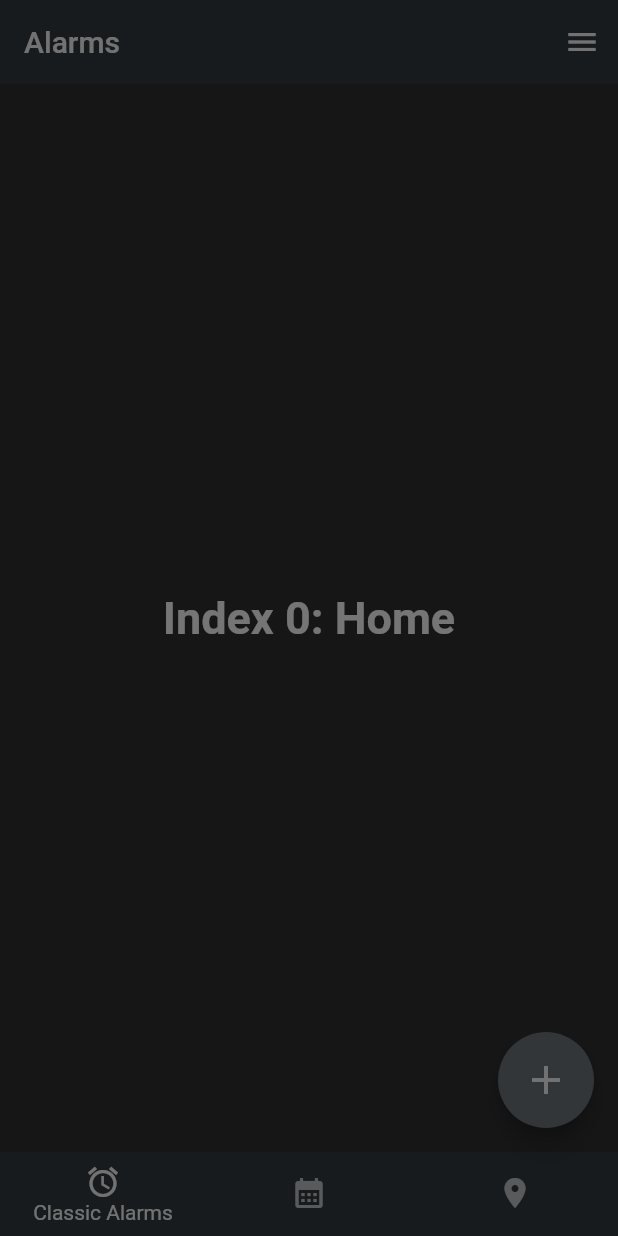
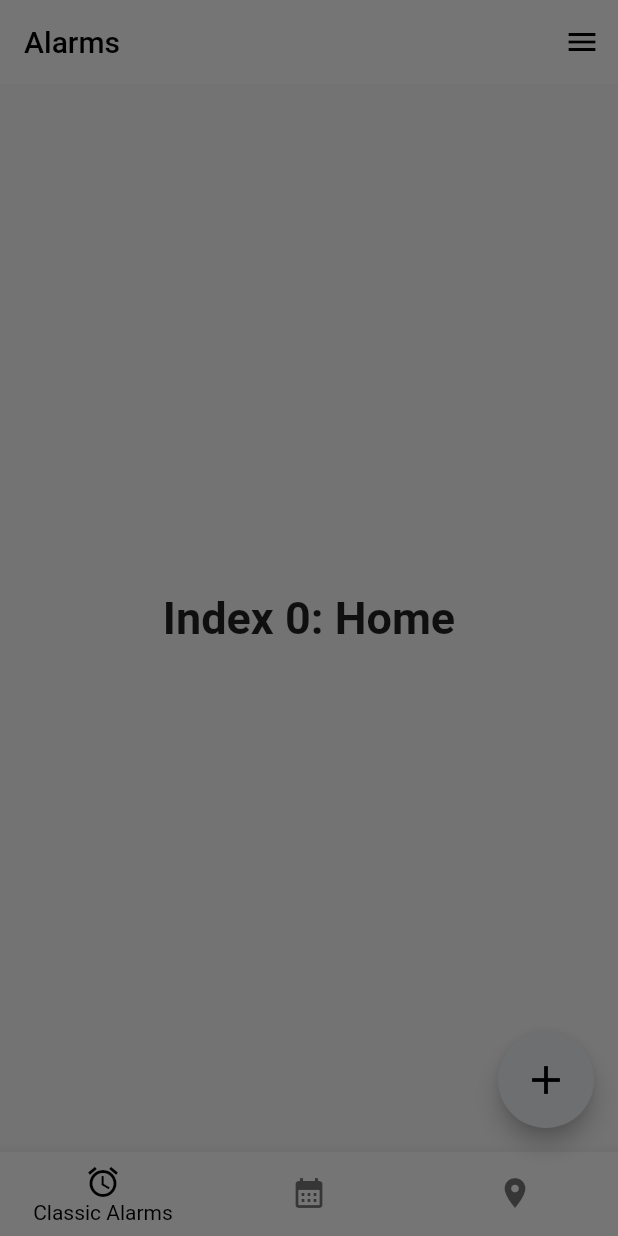
Before and after one commit to MaximCheb/flutter_dd_alarm, a Flutter app: the screen it shows after launch, after a tap on the "menu" icon, on a phone screen of 412 x 824 dp. Run offline on Flutter 3.47's test engine with Material 2 defaults, Android fonts, the phone set to English and light mode, and no system bars; our stand-ins replace bloc, dartz, equatable, flutter_bloc, get_it, shared_preferences; generated files the repository leaves out were written again; statements that could not run were skipped.

Commit message:
change settings cubit

```diff
--- a/lib/app.dart
+++ b/lib/app.dart
@@ -1,8 +1,13 @@
 import 'package:flutter/material.dart';
 import 'package:flutter_bloc/flutter_bloc.dart';
+import 'package:flutter_geo_alarm/core/error/failture.dart';
+import 'package:flutter_geo_alarm/core/usecase/usecase.dart';
 import 'package:flutter_geo_alarm/features/app/data/models/settings_model.dart';
+import 'package:flutter_geo_alarm/features/app/domain/usecases/settings_usecase.dart';
 import 'package:flutter_geo_alarm/features/app/presentation/bloc/app_cubit.dart';
 import 'common/app_themes.dart';
+import 'features/app/data/datasources/settings_datasource.dart';
+import 'features/app/domain/repositories/settings_repository.dart';
 import 'features/app/presentation/bloc/app_state.dart';
 import 'features/classic/presentation/bloc/alarm_cubit.dart';
 import 'features/classic/presentation/pages/alarms_page.dart';
@@ -23,29 +28,29 @@ class AlarmApp extends StatelessWidget {
           BlocProvider<AlarmCubit>(
           create: ((context) => getIt<AlarmCubit>()..loadingAlarms())),
       ],
-      child: AppWidget()
-      // child: BlocBuilder<AppCubit, AppState>(
-      //   builder: (context, state) {
-      //     if(state is LoadedSettingsState){
-      //       return AppWidget();
-      //     }
-      //     return LoadingWidget();
-      //   },
 
-      // ),
+      child: BlocBuilder<AppCubit, AppState>(
+        builder: (context, state) {
+          if(state is LoadedSettingsState){
+            return AppWidget(settings: state.settings);
+          }
+          return LoadingWidget();
+        },
+
+      ),
     );
   }
 }
 
 class AppWidget extends StatelessWidget {
-  //final LoadedSettingsState settingsState;
+  final SettingsModel settings;
   const AppWidget({
-
-    Key? key,
+    Key? key, required this.settings,
   }) : super(key: key);
 
   @override
   Widget build(BuildContext context) {
+
     return MaterialApp(
       supportedLocales: AppLocalizations.supportedLocales,
       localizationsDelegates:
@@ -53,11 +58,13 @@ class AppWidget extends StatelessWidget {
       onGenerateTitle: (context) =>
       AppLocalizations.of(context)!.title_app,
       title: "Flutter geo alarm",
-      theme: AppTheme.blueGrey(),
+      theme: chooseTheme(settings.theme),
       home: const AlarmsPage(),
     );
   }
-
+  Future<SettingsModel> getAppSettings() {
+   return getIt<SettingsDataSources>().getSettings();
+  }
   ThemeData chooseTheme(String theme){
     switch (theme){
       case("classic"):
--- a/lib/features/app/data/datasources/settings_datasource.dart
+++ b/lib/features/app/data/datasources/settings_datasource.dart
@@ -14,14 +14,19 @@ class SettingsDataSourcesImpl implements SettingsDataSources{
 
   @override
   Future<SettingsModel> getSettings() async{
-    File settingsFile = await _localSettingsFile;
+    final docFolder = await getApplicationDocumentsDirectory();
+    await Directory("${docFolder.path}/.flutter_geo_alarm").create();
+    File settingsFile  = File("${docFolder.path}/.flutter_geo_alarm/settings.json");
+    try{
     var jsonSettings = await settingsFile.readAsString();
     if(jsonSettings.isNotEmpty){
       return Future.value(SettingsModel.fromJson(json.decode(jsonSettings)));
     }
-    else{
-      throw FileSystemException;
+    } on FileSystemException {
+      var model = SettingsModel(lang: Platform.localeName.substring(0,2),font: "default", theme: 'classic');
+    } catch (e) {
     }
+    return SettingsModel(lang: Platform.localeName.substring(0,2),font: "default", theme: 'classic');
   }
 
   @override
--- a/lib/locator_service.dart
+++ b/lib/locator_service.dart
@@ -2,6 +2,7 @@ import 'package:flutter_geo_alarm/features/app/data/datasources/settings_datasou
 import 'package:flutter_geo_alarm/features/app/data/repositories/settings_repository.dart';
 import 'package:flutter_geo_alarm/features/app/domain/repositories/settings_repository.dart';
 import 'package:flutter_geo_alarm/features/app/domain/usecases/settings_usecase.dart';
+import 'package:flutter_geo_alarm/features/app/presentation/bloc/app_cubit.dart';
 import 'package:flutter_geo_alarm/features/classic/data/datasources/alarm_local_datasource.dart';
 import 'package:flutter_geo_alarm/features/classic/data/repositories/alarm_repository_impl.dart';
 import 'package:flutter_geo_alarm/features/classic/presentation/bloc/alarm_cubit.dart';
@@ -23,6 +24,7 @@ Future<void> init() async{
   // getIt.registerLazySingleton(() => InternetConnectionChecker());
 
   getIt.registerFactory(() => CheckAppCubit( getIt()));
+  getIt.registerFactory(() => AppCubit(settingsCase: getIt()));
   getIt.registerFactory(() => AlarmCubit(getIt(), getIt()));
   //Datasource
   getIt.registerLazySingleton<AlarmDatasource>(()=>AlarmDatasourceImpl());
```
